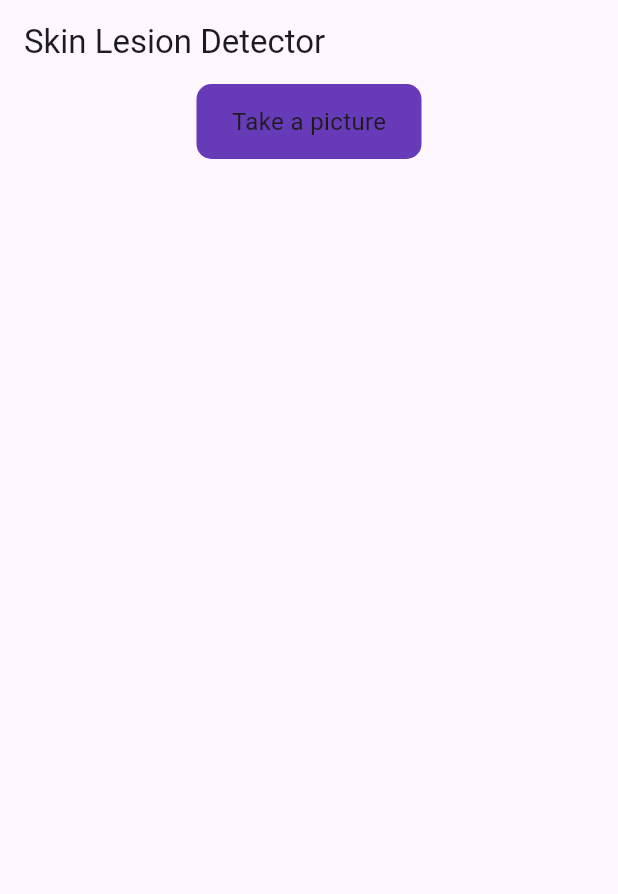
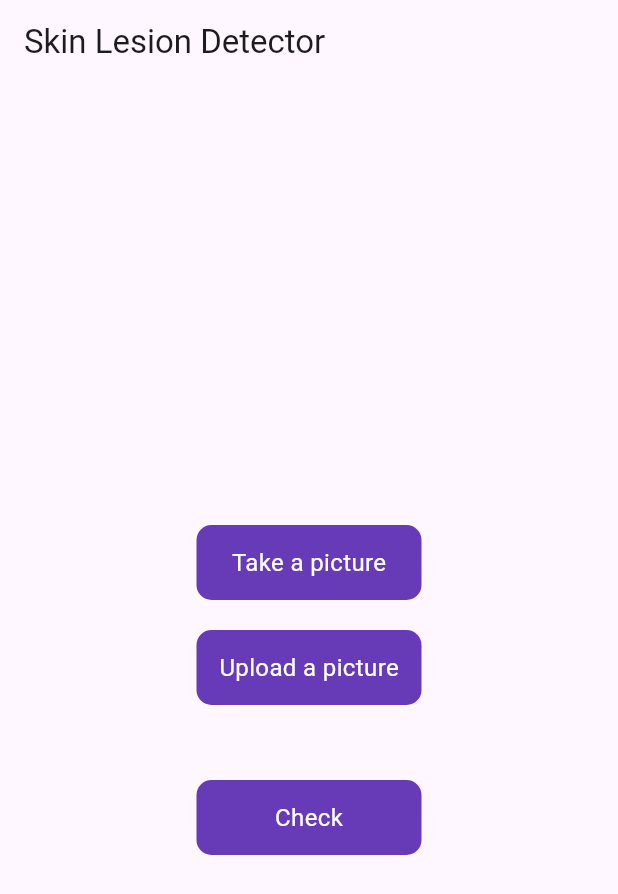
Before and after one commit to Biggo111/skin_lesion_detector, a Flutter app: the screen it shows after launch, on a phone screen of 412 x 824 dp. Shown: the top 894 px of the screen. Run offline on Flutter 3.47's test engine with Material 3 defaults, Android fonts, the phone set to English and light mode, and no system bars; our stand-ins replace flutter_riverpod, image_picker, logger, nb_utils.

Commit message:
image showing done

```diff
--- a/lib/core/global_components/buttons/k_button.dart
+++ b/lib/core/global_components/buttons/k_button.dart
@@ -20,7 +20,9 @@ class KButton extends ConsumerWidget {
 
   @override
   Widget build(BuildContext context, WidgetRef ref) {
-    return Container(
+    return InkWell(
+      onTap: onPressedCallback,
+      child: Container(
         height: height,
         width: width,
         decoration: BoxDecoration(
@@ -34,6 +36,7 @@ class KButton extends ConsumerWidget {
             overflow: textOverflow,
           ),
         ),
+      ),
     );
   }
 }
--- a/lib/feature/home/screens/home_screen.dart
+++ b/lib/feature/home/screens/home_screen.dart
@@ -1,8 +1,8 @@
 import 'package:flutter/material.dart';
 import 'package:flutter_riverpod/flutter_riverpod.dart';
-import 'package:image_picker/image_picker.dart';
 import 'package:skin_lesion_detector/core/global_components/buttons/k_button.dart';
-import 'package:skin_lesion_detector/core/services/asset_services.dart';
+import 'package:skin_lesion_detector/feature/home/controller/home_controller.dart';
+import 'package:skin_lesion_detector/utils/states/base_state.dart';
 
 class HomeScreen extends ConsumerStatefulWidget {
   const HomeScreen({super.key});
@@ -14,24 +14,71 @@ class HomeScreen extends ConsumerStatefulWidget {
 class _HomeScreenState extends ConsumerState<HomeScreen> {
   @override
   Widget build(BuildContext context) {
+    final selectedImageState = ref.watch(homeControllerProvider);
+    final resultState = ref.watch(homeControllerProvider);
     return Scaffold(
       appBar: AppBar(
         title: const Text('Skin Lesion Detector'),
       ),
       body: Center(
         child: Column(
+          mainAxisAlignment: MainAxisAlignment.center,
           children: [
+            if(resultState is SuccessState)
+            Container(
+              height: 50,
+              width: 200,
+              decoration: BoxDecoration(
+                borderRadius: BorderRadius.circular(10),
+                border: Border.all(color: Colors.deepPurple, width: 2),
+              ),
+              child: Center(
+                child: Text(
+                  "${ref.watch(homeControllerProvider.notifier).lesionType}",
+                  style: const TextStyle(fontSize: 16, color: Colors.deepPurple),
+                ),
+              )
+            ),
+            const SizedBox(height: 20,),
+            if(selectedImageState is ImageCapturedState)
+              Container(
+                height: 200,
+                width: 200,
+                decoration: BoxDecoration(
+                  borderRadius: BorderRadius.circular(10),
+                  border: Border.all(color: Colors.deepPurple, width: 2),
+                ),
+                child: ClipRRect(
+                  borderRadius: BorderRadius.circular(10),
+                  child: Image.file(ref.watch(homeControllerProvider.notifier).takenImage!, fit: BoxFit.cover))
+              ),
+            const SizedBox(height: 20),
             KButton(
               title: "Take a picture",
-              onPressedCallback: () async{
-
-               XFile imageForCheckup = await AssetServices.pickImage(ImageSource.camera);
-
+              onPressedCallback: ()async{
+                await ref.watch(homeControllerProvider.notifier).takePicuture();
               },
               color: Colors.deepPurple,
-              textColor: Colors.white,
-              textStyle: const TextStyle(fontSize: 16),
+              textStyle: const TextStyle(fontSize: 16, color: Colors.white),
             ),
+            const SizedBox(height: 20),
+            KButton(
+              title: "Upload a picture",
+              onPressedCallback: ()async{
+                await ref.watch(homeControllerProvider.notifier).takePicuture(uploadImage: true);
+              },
+              color: Colors.deepPurple,
+              textStyle: const TextStyle(fontSize: 16, color: Colors.white),
+            ),
+            const SizedBox(height: 50),
+            KButton(
+              title: "Check",
+              onPressedCallback: ()async{
+                await ref.watch(homeControllerProvider.notifier).fatchLesionType();
+              },
+              color: Colors.deepPurple,
+              textStyle: const TextStyle(fontSize: 16, color: Colors.white),
+            )
           ],
         ),
       ),
--- a/lib/main.dart
+++ b/lib/main.dart
@@ -14,6 +14,7 @@ class MyApp extends StatelessWidget {
   @override
   Widget build(BuildContext context) {
     return MaterialApp(
+      debugShowCheckedModeBanner: false,
       title: 'Skin Desease Detector',
       theme: ThemeData(
         colorScheme: ColorScheme.fromSeed(seedColor: Colors.deepPurple),
--- a/lib/utils/states/base_state.dart
+++ b/lib/utils/states/base_state.dart
@@ -21,3 +21,7 @@ class ErrorState extends BaseState {
 class EmptyDataState extends BaseState {
   const EmptyDataState();
 }
+
+class ImageCapturedState extends BaseState {
+  const ImageCapturedState();
+}
```
Also changed, not shown: lib/feature/home/controller/home_controller.dart (+33 -0 lines), lib/feature/home/repository/home_repository.dart (+14 -2 lines), pubspec.lock, 1 other file. Lines whose indentation alone changed are shown as unchanged.
